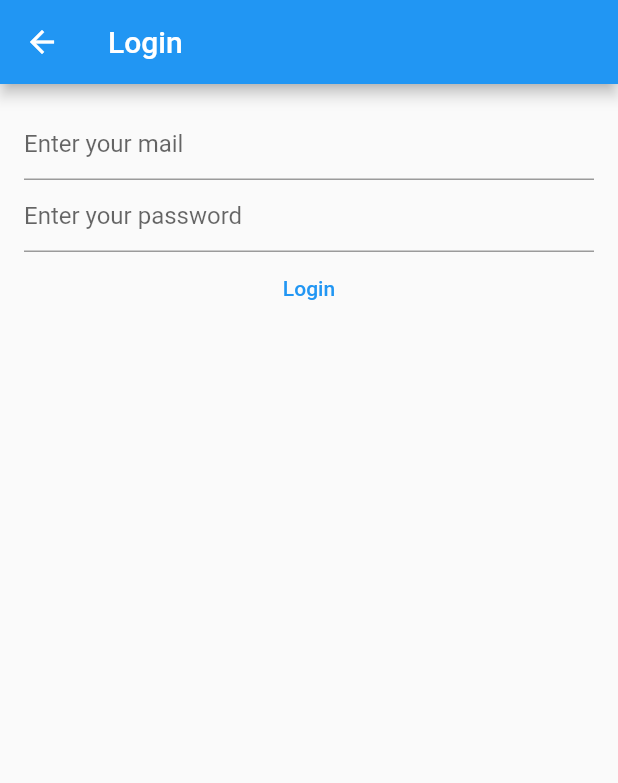
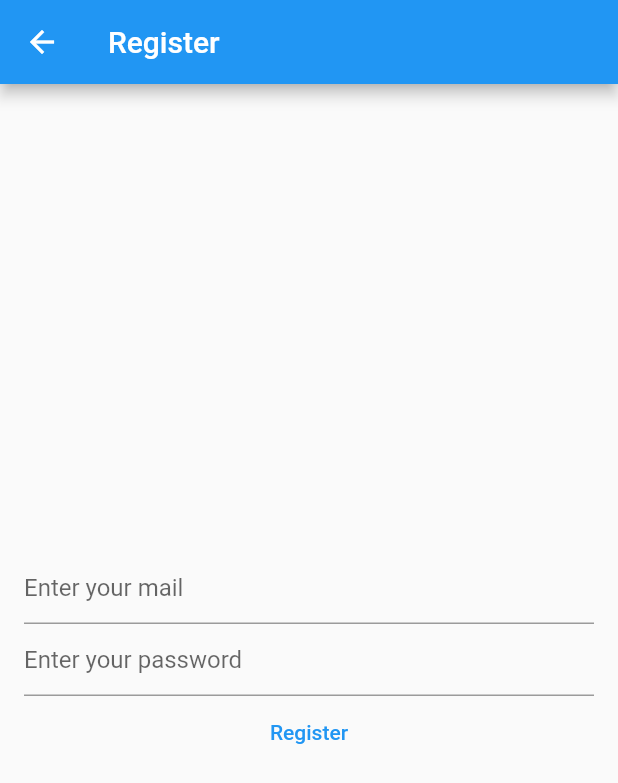
Before and after one commit to raheemadamboev/notepad, a Flutter app: the RegisterScreen screen opened by its route, on a phone screen of 412 x 824 dp. Shown: the top 783 px of the screen. Run offline on Flutter 3.47's test engine with Material 2 defaults, Android fonts, the phone set to English and light mode, and no system bars; our stand-ins replace auto_route, firebase_auth, firebase_core; accounts and stored records are empty; generated files the repository leaves out were written again.

Commit message:
login screen navigation

```diff
--- a/lib/screen/login_screen.dart
+++ b/lib/screen/login_screen.dart
@@ -1,4 +1,6 @@
+import 'package:auto_route/auto_route.dart';
 import 'package:flutter/material.dart';
+import 'package:notepad/navigation/router.gr.dart';
 
 class LoginScreen extends StatefulWidget {
   const LoginScreen({Key? key}) : super(key: key);
@@ -48,10 +50,14 @@ class _LoginScreenState extends State<LoginScreen> {
               autocorrect: false,
               enableSuggestions: false,
               obscureText: true,
-              decoration:
-                  const InputDecoration(hintText: "Enter your password"),
+              decoration: const InputDecoration(hintText: "Enter your password"),
             ),
-            TextButton(onPressed: () {}, child: const Text("Login"))
+            TextButton(onPressed: () {}, child: const Text("Login")),
+            TextButton(
+                onPressed: () {
+                  context.router.push(const RegisterScreen());
+                },
+                child: const Text("Register")),
           ],
         ),
       ),
--- a/lib/screen/register_screen.dart
+++ b/lib/screen/register_screen.dart
@@ -29,12 +29,12 @@ class _RegisterScreenState extends State<RegisterScreen> {
   Widget build(BuildContext context) {
     return Scaffold(
       appBar: AppBar(
-        title: const Text("Login"),
+        title: const Text("Register"),
       ),
       body: Padding(
         padding: const EdgeInsets.all(16.0),
         child: Column(
-          crossAxisAlignment: CrossAxisAlignment.center,
+          mainAxisAlignment: MainAxisAlignment.center,
           children: [
             TextField(
               keyboardType: TextInputType.emailAddress,
@@ -51,7 +51,7 @@ class _RegisterScreenState extends State<RegisterScreen> {
               decoration:
                   const InputDecoration(hintText: "Enter your password"),
             ),
-            TextButton(onPressed: () {}, child: const Text("Login"))
+            TextButton(onPressed: () {}, child: const Text("Register"))
           ],
         ),
       ),
```
